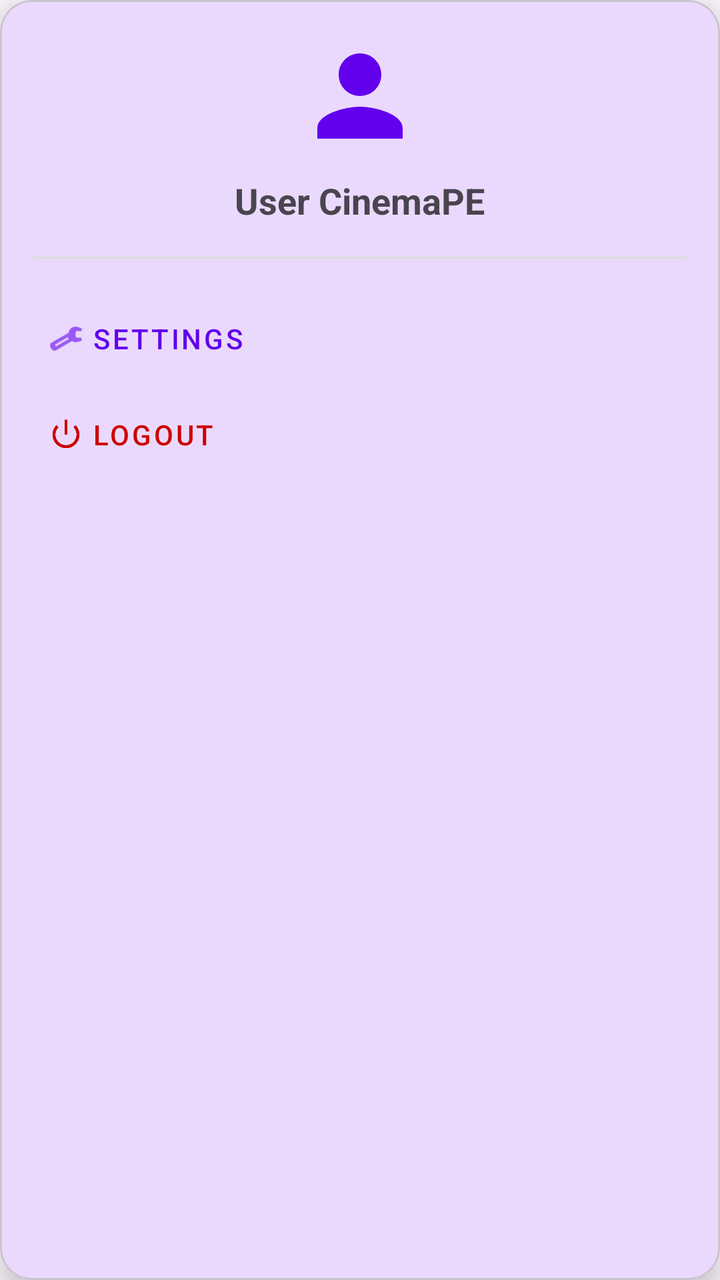
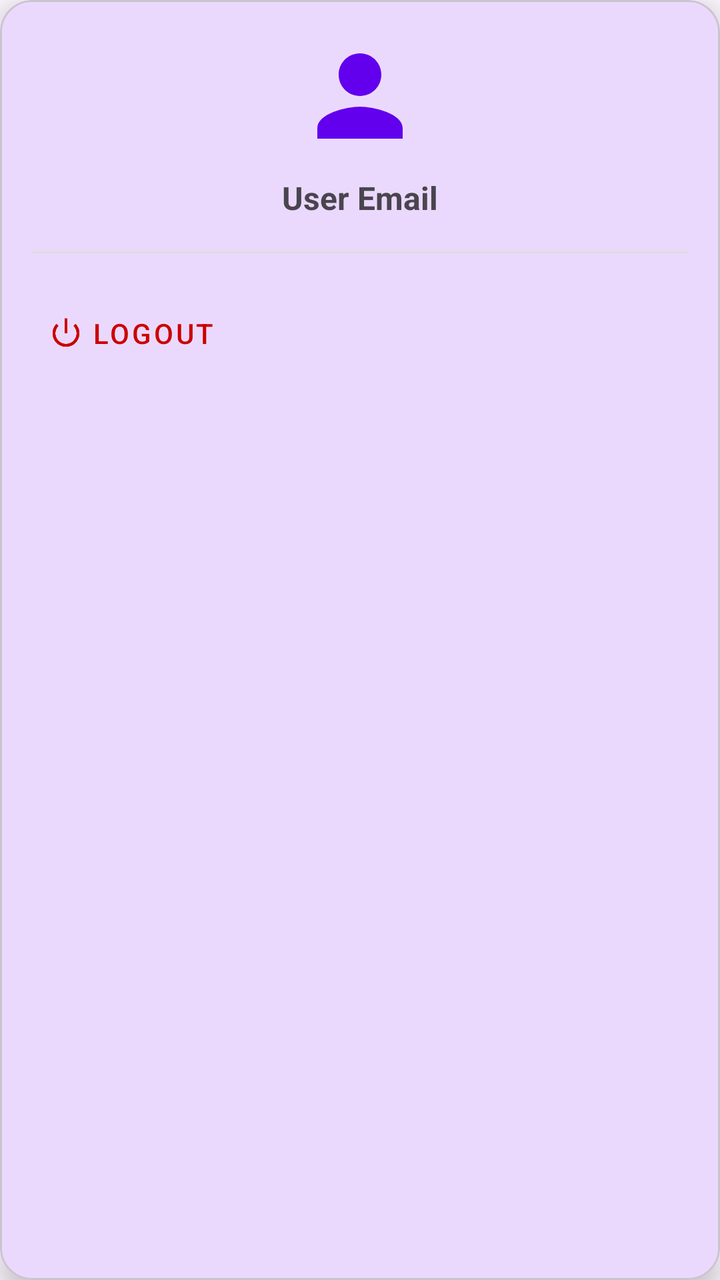

An Android layout rendered at two revisions. The XML below is the earlier revision; the diff shows what the commit changed to produce the second picture.
<!-- AndroidManifest.xml: application theme Theme.CinemaPE -->
<!-- res/layout/layout_profile_dialog.xml -->
<?xml version="1.0" encoding="utf-8"?>
<com.google.android.material.card.MaterialCardView xmlns:android="http://schemas.android.com/apk/res/android"
    xmlns:app="http://schemas.android.com/apk/res-auto"
    android:layout_width="280dp"
    android:layout_height="wrap_content"
    app:cardCornerRadius="16dp"
    app:cardElevation="8dp">

    <LinearLayout
        android:layout_width="match_parent"
        android:layout_height="wrap_content"
        android:orientation="vertical"
        android:padding="16dp">

        <ImageView
            android:layout_width="64dp"
            android:layout_height="64dp"
            android:layout_gravity="center"
            android:src="@drawable/ic_profile"
            app:tint="?attr/colorPrimary" />

        <TextView
            android:layout_width="wrap_content"
            android:layout_height="wrap_content"
            android:layout_gravity="center"
            android:layout_marginTop="8dp"
            android:text="User CinemaPE"
            android:textSize="18sp"
            android:textStyle="bold" />

        <View
            android:layout_width="match_parent"
            android:layout_height="1dp"
            android:layout_marginVertical="16dp"
            android:background="#DDDDDD" />

        <com.google.android.material.button.MaterialButton
            android:id="@+id/btn_settings"
            style="@style/Widget.MaterialComponents.Button.TextButton"
            android:layout_width="match_parent"
            android:layout_height="wrap_content"
            android:gravity="start|center_vertical"
            android:text="Settings"
            app:icon="@android:drawable/ic_menu_manage" />

        <com.google.android.material.button.MaterialButton
            android:id="@+id/btn_logout"
            style="@style/Widget.MaterialComponents.Button.TextButton"
            android:layout_width="match_parent"
            android:layout_height="wrap_content"
            android:gravity="start|center_vertical"
            android:text="Logout"
            android:textColor="@android:color/holo_red_dark"
            app:icon="@android:drawable/ic_lock_power_off"
            app:iconTint="@android:color/holo_red_dark" />

    </LinearLayout>
</com.google.android.material.card.MaterialCardView>
<!-- resources referenced by this layout -->
<resources>
  <!-- drawable ic_profile (drawable) -->
  <vector xmlns:android="http://schemas.android.com/apk/res/android"
      android:width="24dp"
      android:height="24dp"
      android:viewportWidth="24"
      android:viewportHeight="24"
      android:tint="?attr/colorControlNormal">
      <path
          android:fillColor="@android:color/white"
          android:pathData="M12,12c2.21,0 4,-1.79 4,-4s-1.79,-4 -4,-4 -4,1.79 -4,4 1.79,4 4,4zM12,14c-2.67,0 -8,1.34 -8,4v2h16v-2c0,-2.66 -5.33,-4 -8,-4z" />
  </vector>
  <style name="Theme.CinemaPE" parent="Base.Theme.CinemaPE" />
  <style name="Base.Theme.CinemaPE" parent="Theme.Material3.DayNight.NoActionBar">
          
          <item name="colorPrimary">@color/purple_500</item>
          <item name="colorPrimaryVariant">@color/purple_700</item>
          <item name="colorOnPrimary">@color/white</item>
          
          <item name="colorSecondary">@color/teal_200</item>
          <item name="colorSecondaryVariant">@color/teal_700</item>
          <item name="colorOnSecondary">@color/black</item>
          
          <item name="android:statusBarColor">?attr/colorPrimaryVariant</item>
      </style>
  <color name="purple_500">#FF6200EE</color>
  <color name="purple_700">#FF3700B3</color>
  <color name="white">#FFFFFFFF</color>
  <color name="teal_200">#FF03DAC5</color>
  <color name="teal_700">#FF018786</color>
  <color name="black">#FF000000</color>
</resources>

<!-- the commit's change to res/layout/layout_profile_dialog.xml (unified diff, before → after) -->
@@ -20,12 +20,13 @@
             app:tint="?attr/colorPrimary" />
 
         <TextView
+            android:id="@+id/tvUserEmail"
             android:layout_width="wrap_content"
             android:layout_height="wrap_content"
             android:layout_gravity="center"
             android:layout_marginTop="8dp"
-            android:text="User CinemaPE"
-            android:textSize="18sp"
+            android:text="User Email"
+            android:textSize="16sp"
             android:textStyle="bold" />
 
         <View
@@ -33,15 +34,6 @@
             android:layout_height="1dp"
             android:layout_marginVertical="16dp"
             android:background="#DDDDDD" />
-
-        <com.google.android.material.button.MaterialButton
-            android:id="@+id/btn_settings"
-            style="@style/Widget.MaterialComponents.Button.TextButton"
-            android:layout_width="match_parent"
-            android:layout_height="wrap_content"
-            android:gravity="start|center_vertical"
-            android:text="Settings"
-            app:icon="@android:drawable/ic_menu_manage" />
 
         <com.google.android.material.button.MaterialButton
             android:id="@+id/btn_logout"
